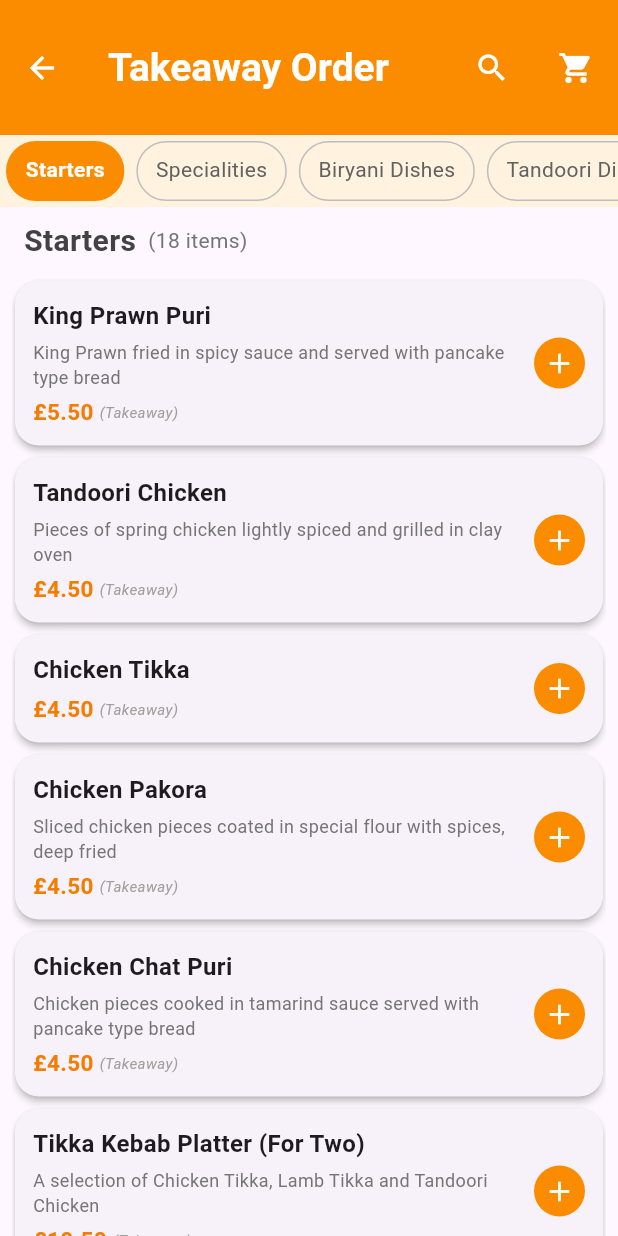
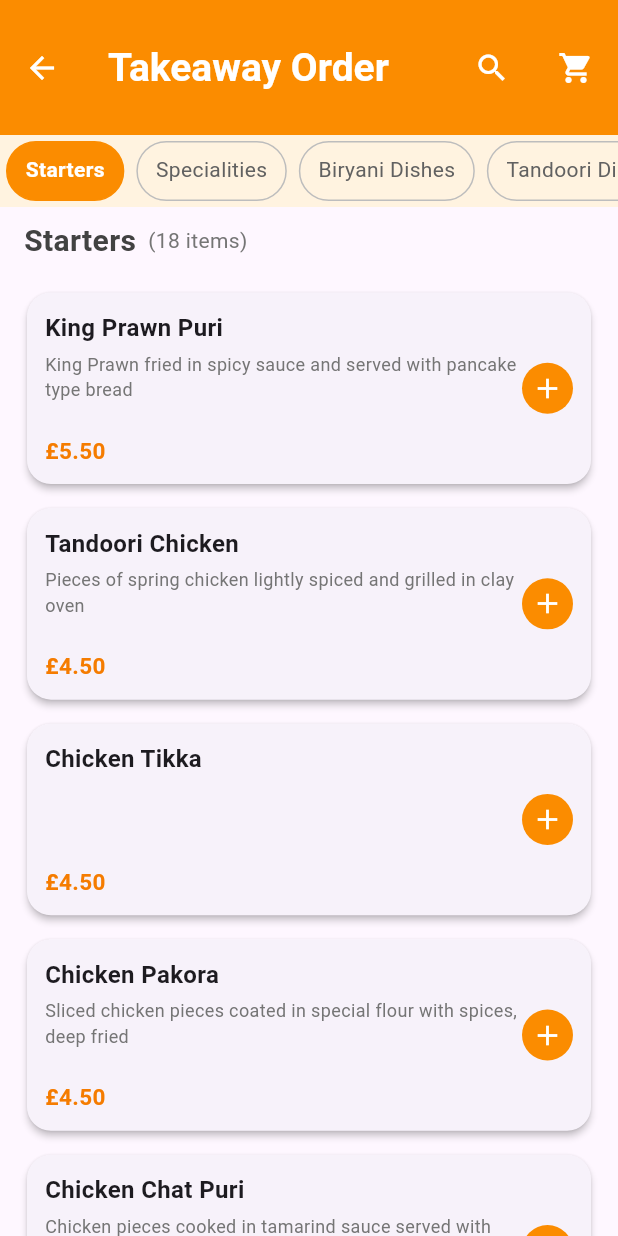
Before and after one commit to tahsincihan/curry_king_order_system, a Flutter app: the TakeawayOrderScreen screen opened directly, on a phone screen of 412 x 824 dp. Run offline on Flutter 3.47's test engine with Material 3 defaults, Android fonts, the phone set to English and light mode, and no system bars; our stand-ins replace flutter_dotenv, hive, hive_flutter, pdf, printing; missing offline and left inert: bluetooth_print, window_manager; accounts and stored records are empty.

Commit message:
feat: Improve postcode service initialization and enhance search results layout with grid view

```diff
--- a/lib/screens/takeaway_order_screen.dart
+++ b/lib/screens/takeaway_order_screen.dart
@@ -45,7 +45,8 @@ class _TakeawayOrderScreenState extends State<TakeawayOrderScreen> {
 
     // Log API key status for debugging
     if (apiKey == null || apiKey.isEmpty) {
-      print('Warning: GETADDRESS_API_KEY not found in .env file. Using mock addresses.');
+      print(
+          'Warning: GETADDRESS_API_KEY not found in .env file. Using mock addresses.');
     } else {
       print('✓ GetAddress API key loaded successfully');
     }
@@ -123,7 +124,8 @@ class _TakeawayOrderScreenState extends State<TakeawayOrderScreen> {
     });
 
     try {
-      final addresses = await postcodeService.getAddresses(postcodeController.text);
+      final addresses =
+          await postcodeService.getAddresses(postcodeController.text);
 
       setState(() {
         foundAddresses = addresses;
@@ -132,10 +134,10 @@ class _TakeawayOrderScreenState extends State<TakeawayOrderScreen> {
 
       if (addresses.isEmpty) {
         _showSnackBar('No addresses found for this postcode');
-      } else if (addresses.length == 1 && addresses.first.contains('Sample Town')) {
+      } else if (addresses.length == 1 &&
+          addresses.first.contains('Sample Town')) {
         _showSnackBar('Using mock addresses - API service unavailable');
       }
-
     } catch (e) {
       setState(() {
         isLookingUp = false;
@@ -397,7 +399,7 @@ class _TakeawayOrderScreenState extends State<TakeawayOrderScreen> {
 
   Widget _buildSearchResults() {
     return Container(
-      padding: const EdgeInsets.symmetric(horizontal: 8),
+      padding: const EdgeInsets.all(8),
       child: Column(
         crossAxisAlignment: CrossAxisAlignment.start,
         children: [
@@ -456,10 +458,18 @@ class _TakeawayOrderScreenState extends State<TakeawayOrderScreen> {
                       ],
                     ),
                   )
-                : ListView.builder(
+                : GridView.builder(
+                    padding: const EdgeInsets.all(8),
                     keyboardDismissBehavior:
                         ScrollViewKeyboardDismissBehavior.onDrag,
                     itemCount: searchResults.length,
+                    gridDelegate:
+                        const SliverGridDelegateWithMaxCrossAxisExtent(
+                      maxCrossAxisExtent: 400,
+                      childAspectRatio: 2.8,
+                      crossAxisSpacing: 8,
+                      mainAxisSpacing: 8,
+                    ),
                     itemBuilder: (context, index) {
                       MenuItem item = searchResults[index];
                       return _buildMenuItem(item, highlightSearch: true);
@@ -508,8 +518,16 @@ class _TakeawayOrderScreenState extends State<TakeawayOrderScreen> {
                     child: Text('No items in this category',
                         style:
                             TextStyle(color: Colors.grey[600], fontSize: 16)))
-                : ListView.builder(
+                : GridView.builder(
+                    padding: const EdgeInsets.all(8.0),
                     itemCount: items.length,
+                    gridDelegate:
+                        const SliverGridDelegateWithMaxCrossAxisExtent(
+                      maxCrossAxisExtent: 400,
+                      childAspectRatio: 2.8,
+                      crossAxisSpacing: 8,
+                      mainAxisSpacing: 8,
+                    ),
                     itemBuilder: (context, index) {
                       MenuItem item = items[index];
                       return _buildMenuItem(item);
@@ -578,9 +596,11 @@ class _TakeawayOrderScreenState extends State<TakeawayOrderScreen> {
               Expanded(
                 child: Column(
                   crossAxisAlignment: CrossAxisAlignment.start,
-                  mainAxisSize: MainAxisSize.min,
                   children: [
-                    // Item name
+                    Expanded(
+                      child: Column(
+                        crossAxisAlignment: CrossAxisAlignment.start,
+                        children: [
                           _highlightText(
                             item.name,
                             style: const TextStyle(
@@ -588,8 +608,6 @@ class _TakeawayOrderScreenState extends State<TakeawayOrderScreen> {
                               fontWeight: FontWeight.bold,
                             ),
                           ),
-
-                    // Category (always shown in search results)
                           if (showSearch || highlightSearch) ...[
                             const SizedBox(height: 2),
                             _highlightText(
@@ -601,24 +619,21 @@ class _TakeawayOrderScreenState extends State<TakeawayOrderScreen> {
                               ),
                             ),
                           ],
-
-                    // Description if available
                           if (item.description != null) ...[
                             const SizedBox(height: 4),
-                      _highlightText(
+                            Flexible(
+                              child: _highlightText(
                                 item.description!,
                                 style: TextStyle(
                                   fontSize: 12,
                                   color: Colors.grey[600],
                                 ),
                               ),
+                            ),
                           ],
-
-                    const SizedBox(height: 4),
-
-                    // Price - Show takeaway price
-                    Row(
-                      children: [
+                        ],
+                      ),
+                    ),
                     Text(
                       '£${item.getTakeawayPrice().toStringAsFixed(2)}',
                       style: TextStyle(
@@ -626,20 +641,6 @@ class _TakeawayOrderScreenState extends State<TakeawayOrderScreen> {
                         fontWeight: FontWeight.w600,
                         color: Colors.orange[700],
                       ),
-                        ),
-                        if (item.takeawayPrice != null &&
-                            item.takeawayPrice != item.price) ...[
-                          const SizedBox(width: 4),
-                          Text(
-                            '(Takeaway)',
-                            style: TextStyle(
-                              fontSize: 10,
-                              color: Colors.grey[500],
-                              fontStyle: FontStyle.italic,
-                            ),
-                          ),
-                        ],
-                      ],
                     ),
                   ],
                 ),
```
Lines whose indentation alone changed are shown as unchanged.
